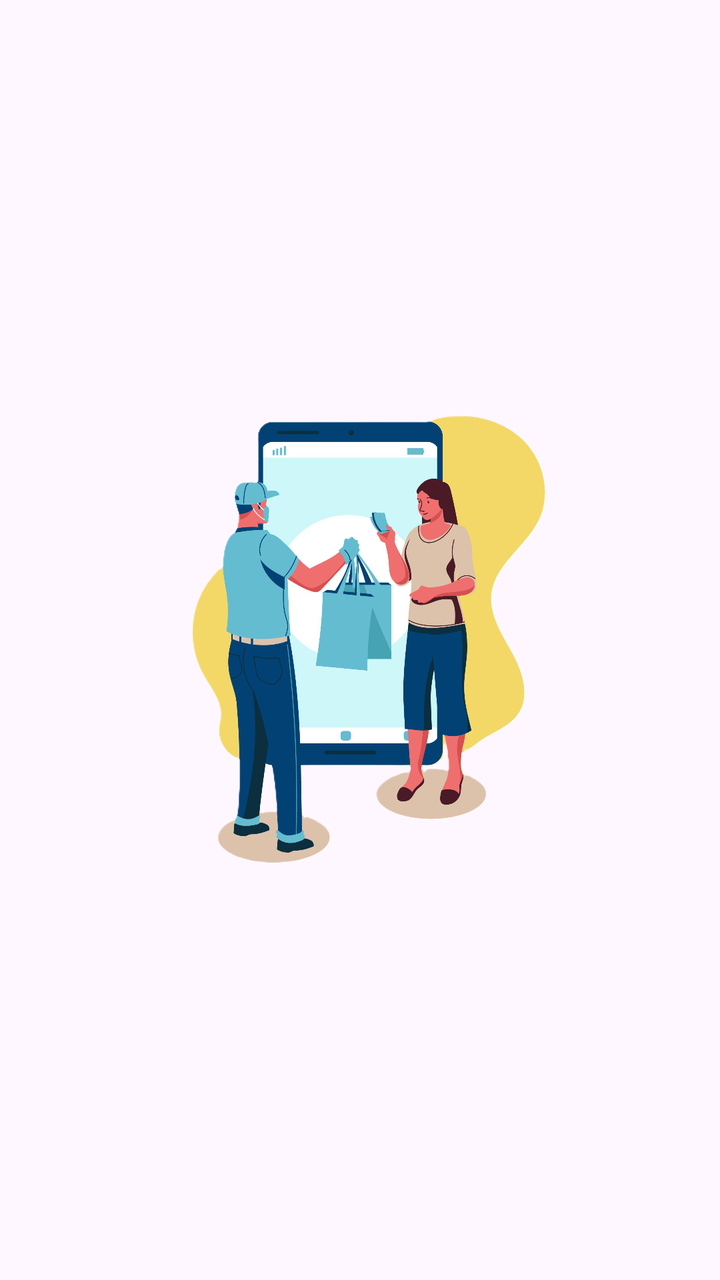
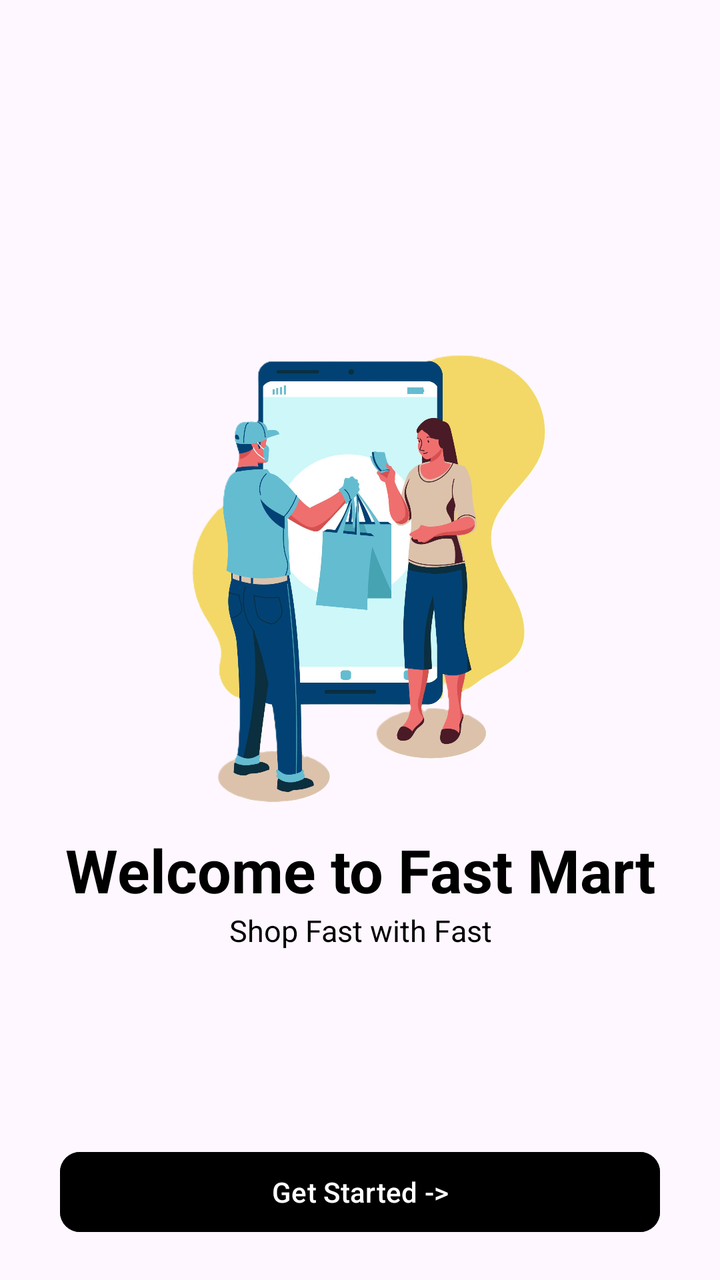

An Android layout rendered at two revisions. The XML below is the earlier revision; the diff shows what the commit changed to produce the second picture.
<!-- AndroidManifest.xml: application theme Theme.FastMart -->
<!-- res/layout/activity_on_board_screen.xml -->
<?xml version="1.0" encoding="utf-8"?>
<androidx.constraintlayout.widget.ConstraintLayout xmlns:android="http://schemas.android.com/apk/res/android"
    xmlns:app="http://schemas.android.com/apk/res-auto"
    xmlns:tools="http://schemas.android.com/tools"
    android:id="@+id/main"
    android:layout_width="match_parent"
    android:layout_height="match_parent"
    tools:context=".OnBoardScreen">
    <ImageView
        android:layout_width="250dp"
        android:layout_height="250dp"
        android:src="@drawable/onBoard"
        android:contentDescription="@string/onBoard_screen_img_decription"
        app:layout_constraintTop_toTopOf="parent"
        app:layout_constraintBottom_toBottomOf="parent"
        app:layout_constraintStart_toStartOf="parent"
        app:layout_constraintEnd_toEndOf="parent"
        />
    <TextView
        android:layout_width="wrap_content"
        android:layout_height="wrap_content"
        />
</androidx.constraintlayout.widget.ConstraintLayout>
<!-- resources referenced by this layout -->
<resources>
  <!-- drawable onBoard: png bitmap (drawable, 866507 bytes) -->
  <string name="onBoard_screen_img_decription">On Board Image</string>
  <style name="Theme.FastMart" parent="Base.Theme.FastMart" />
  <style name="Base.Theme.FastMart" parent="Theme.Material3.DayNight.NoActionBar">
          
          
          <item name="android:textColor">@color/black</item>
          <item name="loading_bar_color">@color/black</item>
          <item name="deal_of_day_background_color">@color/skinish</item>
          <item name="item_image_color">@color/skinish</item>
      </style>
  <color name="black">#FF000000</color>
  <color name="skinish">#F4ABB9</color>
</resources>

<!-- the commit's change to res/layout/activity_on_board_screen.xml (unified diff, before → after) -->
@@ -5,19 +5,52 @@
     android:id="@+id/main"
     android:layout_width="match_parent"
     android:layout_height="match_parent"
+    android:padding="20dp"
     tools:context=".OnBoardScreen">
     <ImageView
+        android:id="@+id/onBoardImage"
         android:layout_width="250dp"
         android:layout_height="250dp"
         android:src="@drawable/onBoard"
         android:contentDescription="@string/onBoard_screen_img_decription"
-        app:layout_constraintTop_toTopOf="parent"
-        app:layout_constraintBottom_toBottomOf="parent"
         app:layout_constraintStart_toStartOf="parent"
         app:layout_constraintEnd_toEndOf="parent"
+        app:layout_constraintTop_toTopOf="parent"
+        app:layout_constraintBottom_toTopOf="@id/onBoardTitle"
+        app:layout_constraintVertical_chainStyle="packed"
         />
     <TextView
+        android:id="@+id/onBoardTitle"
         android:layout_width="wrap_content"
         android:layout_height="wrap_content"
+        android:text="@string/onBoard_screen_title"
+        android:textStyle="bold"
+        android:textSize="30sp"
+        android:textAlignment="center"
+        app:layout_constraintTop_toBottomOf="@id/onBoardImage"
+        app:layout_constraintStart_toStartOf="parent"
+        app:layout_constraintEnd_toEndOf="parent"
+        app:layout_constraintBottom_toTopOf="@id/onBoardSlogan"
+        />
+    <TextView
+        android:id="@+id/onBoardSlogan"
+        android:layout_width="wrap_content"
+        android:layout_height="wrap_content"
+        android:text="@string/onBoard_screen_slogan"
+        android:textSize="15sp"
+        android:textAlignment="center"
+        app:layout_constraintTop_toBottomOf="@id/onBoardTitle"
+        app:layout_constraintStart_toStartOf="parent"
+        app:layout_constraintEnd_toEndOf="parent"
+        app:layout_constraintBottom_toBottomOf="parent"
+        />
+    <com.google.android.material.button.MaterialButton
+        android:layout_width="match_parent"
+        android:layout_height="wrap_content"
+        android:text="@string/onBoard_button_text"
+        app:cornerRadius="10dp"
+        android:layout_marginHorizontal="10dp"
+        android:backgroundTint="?button_bg_color"
+        app:layout_constraintBottom_toBottomOf="parent"
         />
 </androidx.constraintlayout.widget.ConstraintLayout>
<!-- resource entries referenced after the edit -->
@@ -1,7 +1,10 @@
 <!-- resources referenced by this layout -->
 <resources>
   <!-- drawable onBoard: png bitmap (drawable, 866507 bytes) -->
+  <string name="onBoard_button_text">Get Started -&gt;</string>
   <string name="onBoard_screen_img_decription">On Board Image</string>
+  <string name="onBoard_screen_slogan">Shop Fast with Fast</string>
+  <string name="onBoard_screen_title">Welcome to Fast Mart</string>
   <style name="Theme.FastMart" parent="Base.Theme.FastMart" />
   <style name="Base.Theme.FastMart" parent="Theme.Material3.DayNight.NoActionBar">
           
@@ -10,6 +13,7 @@
           <item name="loading_bar_color">@color/black</item>
           <item name="deal_of_day_background_color">@color/skinish</item>
           <item name="item_image_color">@color/skinish</item>
+          <item name="button_bg_color">@color/black</item>
       </style>
   <color name="black">#FF000000</color>
   <color name="skinish">#F4ABB9</color>
